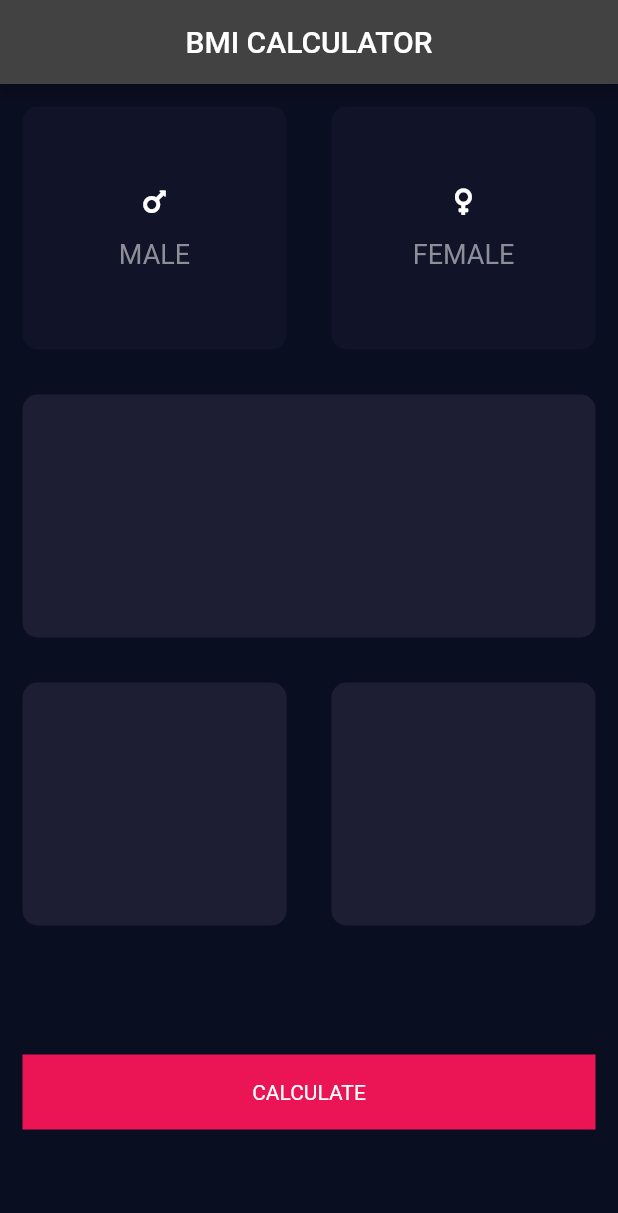
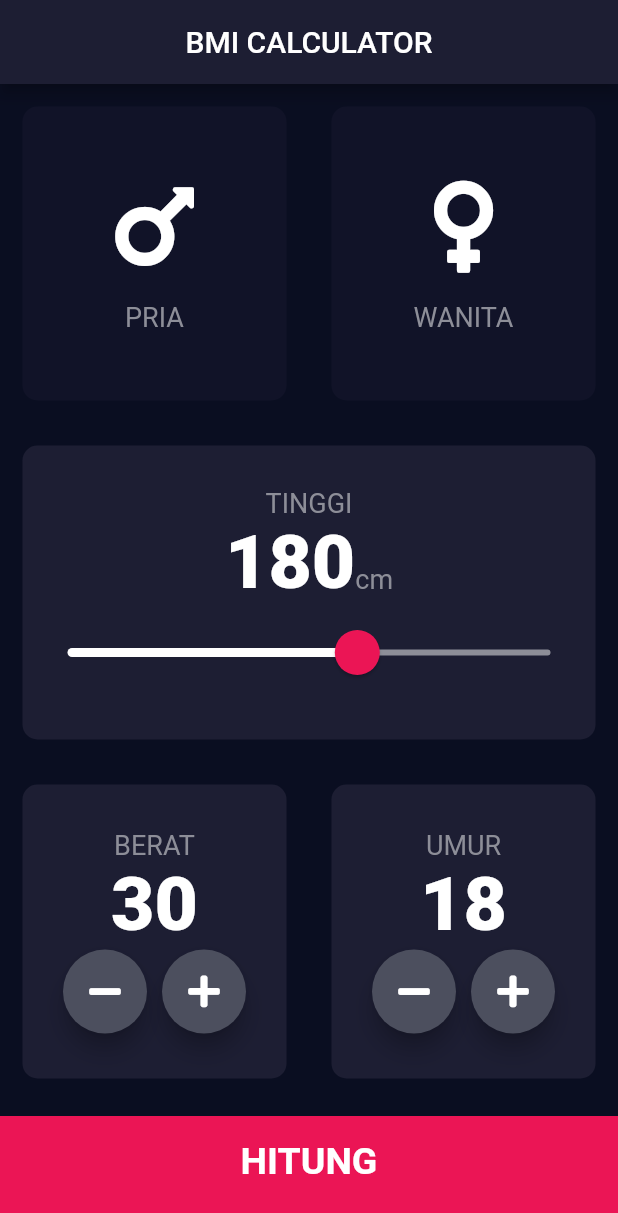
Before and after one commit to chrnnsa/praktikumm_android_o, a Flutter app: the screen it shows after launch, on a phone screen of 412 x 824 dp. Shown: the top 1213 px of the screen. Run offline on Flutter 3.47's test engine with Material 2 defaults, Android fonts, the phone set to English and light mode, and no system bars; our stand-ins replace font_awesome_flutter.

Commit message:
BMI Calculator

```diff
--- /dev/null
+++ b/lib/calculator_brain.dart
@@ -0,0 +1,34 @@
+import 'dart:math';
+
+class CalculatorBrain {
+  CalculatorBrain({this.height, this.weight});
+
+  final int height;
+  final int weight;
+  double _bmi;
+
+  String calculateBMI() {
+    _bmi = weight / pow(height / 100, 2);
+    return _bmi.toStringAsFixed(1);
+  }
+
+  String getResults() {
+    if (_bmi >= 25) {
+      return 'Gemuk';
+    } else if (_bmi > 18.5) {
+      return 'Normal';
+    } else {
+      return 'Kurus';
+    }
+  }
+
+  String getInterpretation() {
+    if (_bmi >= 25) {
+      return 'Anda memiliki berat badan yang lebih tinggi dari normal. Cobalah untuk lebih banyak berolahraga=';
+    } else if (_bmi > 18.5) {
+      return 'Anda memiliki berat badan normal.';
+    } else {
+      return 'Anda memiliki berat badan yang lebih rendah dari normal. Cobalah untuk lebih banyak mengkonsumsi makanan yang bernutrisi';
+    }
+  }
+}
--- /dev/null
+++ b/lib/components/buttom_button.dart
@@ -0,0 +1,31 @@
+import 'package:bmi_calculator_praktikum_o/constant.dart';
+import 'package:flutter/material.dart';
+
+class BottomButton extends StatelessWidget {
+  const BottomButton({Key key, @required this.buttonText, @required this.onTap})
+      : super(key: key);
+
+  final String buttonText;
+  final Function onTap;
+
+  @override
+  Widget build(BuildContext context) {
+    return GestureDetector(
+      onTap: onTap,
+      child: Container(
+          child: Center(
+            child: Text(
+              buttonText,
+              style: kLargeButtonTextStyle,
+            ),
+          ),
+          margin: EdgeInsets.only(top: 10.0),
+          color: kBottomContainerColor,
+          height: kBottomContainerHeight,
+          width: double.infinity,
+          padding: EdgeInsets.only(
+            bottom: 20.0,
+          )),
+    );
+  }
+}
--- a/lib/icon_content.dart
+++ b/lib/components/icon_content.dart
@@ -1,11 +1,9 @@
+import 'package:bmi_calculator_praktikum_o/constant.dart';
 import 'package:flutter/material.dart';
 
 class IconContent extends StatelessWidget {
-  const IconContent({
-    Key? key,
-    required this.icon,
-    required this.label,
-  }) : super(key: key);
+  const IconContent({Key key, @required this.icon, @required this.label})
+      : super(key: key);
 
   final IconData icon;
   final String label;
@@ -17,18 +15,15 @@ class IconContent extends StatelessWidget {
       children: [
         Icon(
           icon,
-          size: 20.0,
+          size: 70.0,
         ),
         SizedBox(
           height: 15.0,
         ),
         Text(
-          label,
-          style: TextStyle(
-            fontSize: 18.0,
-            color: Color(0xFF8D8E98),
-          ),
-        )
+          '$label',
+          style: kLabelStyle,
+        ),
       ],
     );
   }
--- /dev/null
+++ b/lib/components/reusable_widget.dart
@@ -0,0 +1,23 @@
+import 'package:flutter/material.dart';
+
+class ReusableWidget extends StatelessWidget {
+  ReusableWidget({@required this.color, this.cardChild, this.onPress});
+
+  final Color color;
+  final Widget cardChild;
+  final Function onPress;
+
+  @override
+  Widget build(BuildContext context) {
+    return GestureDetector(
+      onTap: onPress,
+      child: Container(
+        child: cardChild,
+        margin: EdgeInsets.all(15.0),
+        decoration: BoxDecoration(
+            color: color, //Color(0xFF1D1E33),
+            borderRadius: BorderRadius.circular(10.0)),
+      ),
+    );
+  }
+}
--- /dev/null
+++ b/lib/components/round_button_icon.dart
@@ -0,0 +1,29 @@
+import 'package:flutter/material.dart';
+
+class RoundButtonIcon extends StatelessWidget {
+  const RoundButtonIcon({
+    Key key,
+    @required this.icon,
+    @required this.onPressed,
+  }) : super(key: key);
+
+  final IconData icon;
+  final Function onPressed;
+
+  @override
+  Widget build(BuildContext context) {
+    return RawMaterialButton(
+      child: Icon(icon),
+      onPressed: () {
+        onPressed();
+      },
+      shape: CircleBorder(),
+      fillColor: Color(0xFF4C4F5E),
+      constraints: BoxConstraints.tightFor(
+        width: 56.0,
+        height: 56.0,
+      ),
+      elevation: 6.0,
+    );
+  }
+}
--- /dev/null
+++ b/lib/constant.dart
@@ -0,0 +1,33 @@
+import 'package:flutter/material.dart';
+
+const kBottomContainerHeight = 80.0;
+const kBottomContainerColor = Color(0xFFEB1555);
+const kActiveCardColor = Color(0xFF1D1E33);
+const kInActiveCardColor = Color(0xFF111328);
+
+const kLabelStyle = TextStyle(
+  fontSize: 18.0,
+  color: Color(0xFF8D8E98),
+);
+
+const kNumberTextStyle = TextStyle(
+  fontSize: 50.0,
+  fontWeight: FontWeight.w900,
+);
+
+const kLargeButtonTextStyle =
+    TextStyle(fontSize: 25.0, fontWeight: FontWeight.bold);
+
+const kTittleTextStyle = TextStyle(fontSize: 50.0, fontWeight: FontWeight.bold);
+
+const kResultTextStyle = TextStyle(
+  color: Color(0xFF24D876),
+  fontWeight: FontWeight.bold,
+  fontSize: 22.0,
+);
+
+const kBMITextStyle = TextStyle(fontSize: 100.0, fontWeight: FontWeight.bold);
+
+const kBodyTextStyle = TextStyle(
+  fontSize: 22.0,
+);
--- a/lib/input_page.dart
+++ /dev/null
@@ -1,128 +0,0 @@
-import 'package:flutter/material.dart';
-import 'package:font_awesome_flutter/font_awesome_flutter.dart';
-import 'reusable_widget.dart';
-import 'icon_content.dart';
-
-const bottomContainerHeight = 50.0;
-const activeCard = Color(0xFF1D1E33);
-const inActiveCardColour = Color(0xFF111328);
-const BottomContainerColor = Color(0xFFEB1555);
-
-enum Gender { male, female }
-
-class InputPage extends StatefulWidget {
-  const InputPage({Key? key}) : super(key: key);
-
-  @override
-  _InputPageState createState() => _InputPageState();
-}
-
-class _InputPageState extends State<InputPage> {
-  Color maleCardColour = inActiveCardColour;
-  Color femaleCardColour = inActiveCardColour;
-
-  //1 = male, 2= female
-  void updateColour(Gender selectedGender) {
-    if (selectedGender == Gender.male) {
-      if (maleCardColour == inActiveCardColour) {
-        maleCardColour = activeCard;
-        femaleCardColour = inActiveCardColour;
-      } else {
-        maleCardColour = inActiveCardColour;
-      }
-    }
-    if (selectedGender == Gender.female) {
-      if (femaleCardColour == inActiveCardColour) {
-        femaleCardColour = activeCard;
-        maleCardColour = inActiveCardColour;
-      } else {
-        femaleCardColour = inActiveCardColour;
-      }
-    }
-  }
-
-  @override
-  Widget build(BuildContext context) {
-    return Scaffold(
-        appBar: AppBar(
-          title: Text('BMI CALCULATOR'),
-          centerTitle: true,
-        ),
-        body: Column(
-          children: [
-            //jenis kelamin
-            Expanded(
-                child: Row(
-              children: [
-                Expanded(
-                  child: Expanded(
-                      child: GestureDetector(
-                    onTap: () {
-                      setState(() {
-                        updateColour(Gender.male);
-                      });
-                    },
-                    child: ReusableWidget(
-                      color: maleCardColour,
-                      cardChild: IconContent(
-                        icon: FontAwesomeIcons.mars,
-                        label: 'MALE',
-                      ),
-                    ),
-                  )),
-                ),
-                Expanded(
-                    child: GestureDetector(
-                  onTap: () {
-                    setState(() {
-                      updateColour(Gender.female);
-                    });
-                  },
-                  child: ReusableWidget(
-                    color: femaleCardColour,
-                    cardChild: IconContent(
-                      icon: FontAwesomeIcons.venus,
-                      label: 'FEMALE',
-                    ),
-                  ),
-                )),
-              ],
-            )),
-            //untuk tinggi badan
-            Expanded(
-                child: Row(
-              children: [
-                Expanded(child: ReusableWidget(color: activeCard)),
-              ],
-            )),
-            //untuk berat dan umur
-            Expanded(
-                child: Row(
-              children: [
-                Expanded(child: ReusableWidget(color: activeCard)),
-                Expanded(child: ReusableWidget(color: activeCard)),
-              ],
-            )),
-
-            //tombol calculate
-
-            Expanded(
-                child: Row(
-              children: [
-                Expanded(
-                    child: Container(
-                  alignment: Alignment.center,
-                  margin: EdgeInsets.all(15.0),
-                  decoration: BoxDecoration(
-                    color: BottomContainerColor,
-                  ),
-                  height: bottomContainerHeight,
-                  width: double.infinity,
-                  child: Text("CALCULATE"),
-                )),
-              ],
-            ))
-          ],
-        ));
-  }
-}
--- a/lib/main.dart
+++ b/lib/main.dart
@@ -1,10 +1,11 @@
+import 'package:bmi_calculator_praktikum_o/screens/result_page.dart';
 import 'package:flutter/material.dart';
-import 'input_page.dart';
+import 'screens/input_page.dart';
 
 void main() => runApp(BMICalculator());
 
 class BMICalculator extends StatelessWidget {
-  const BMICalculator({Key? key}) : super(key: key);
+  const BMICalculator({Key key}) : super(key: key);
 
   @override
   Widget build(BuildContext context) {
@@ -14,6 +15,7 @@ class BMICalculator extends StatelessWidget {
           scaffoldBackgroundColor: Color(0xFF0A0E21)),
       home: InputPage(),
       debugShowCheckedModeBanner: true,
+      routes: {ResultPage.routeName: (context) => ResultPage()},
     );
   }
 }
--- a/lib/reusable_widget.dart
+++ /dev/null
@@ -1,21 +0,0 @@
-import 'package:flutter/material.dart';
-
-class ReusableWidget extends StatelessWidget {
-  ReusableWidget({required this.color, this.cardChild});
-
-  final Color color;
-  final Widget? cardChild;
-
-  @override
-  Widget build(BuildContext context) {
-    return Container(
-      child: cardChild,
-      margin: EdgeInsets.all(15.0),
-      decoration: BoxDecoration(
-          color: color, //Color(0xFF1D1E33),
-          borderRadius: BorderRadius.circular(10.0)),
-      height: 200.0,
-      width: 179.0,
-    );
-  }
-}
--- /dev/null
+++ b/lib/screens/input_page.dart
@@ -0,0 +1,240 @@
+import 'package:bmi_calculator_praktikum_o/calculator_brain.dart';
+import 'package:bmi_calculator_praktikum_o/components/buttom_button.dart';
+import 'package:bmi_calculator_praktikum_o/components/round_button_icon.dart';
+import 'package:bmi_calculator_praktikum_o/constant.dart';
+import 'package:bmi_calculator_praktikum_o/screens/result_page.dart';
+import 'package:flutter/material.dart';
+import 'package:font_awesome_flutter/font_awesome_flutter.dart';
+import '../components/reusable_widget.dart';
+import '../components/icon_content.dart';
+
+enum Gender { male, female }
+
+class InputPage extends StatefulWidget {
+  const InputPage({Key key}) : super(key: key);
+
+  @override
+  _InputPageState createState() => _InputPageState();
+}
+
+class _InputPageState extends State<InputPage> {
+  Gender selectedGender;
+  int height = 180;
+  int weight = 30;
+  int age = 18;
+
+  @override
+  Widget build(BuildContext context) {
+    return Scaffold(
+        appBar: AppBar(
+          backgroundColor: Color(0xFF1D1E33),
+          title: Text('BMI CALCULATOR'),
+          centerTitle: true,
+        ),
+        body: Column(
+          crossAxisAlignment: CrossAxisAlignment.stretch,
+          children: [
+            // untuk pilihan jenis kelamin
+            Expanded(
+                child: Row(
+              children: [
+                Expanded(
+                  child: ReusableWidget(
+                    onPress: () {
+                      setState(() {
+                        selectedGender = Gender.male;
+                      });
+                    },
+                    cardChild: IconContent(
+                      icon: FontAwesomeIcons.mars,
+                      label: 'PRIA',
+                    ),
+                    color: selectedGender == Gender.male
+                        ? kActiveCardColor
+                        : kInActiveCardColor,
+                  ),
+                ),
+                Expanded(
+                  child: ReusableWidget(
+                    onPress: () {
+                      setState(() {
+                        selectedGender = Gender.female;
+                      });
+                    },
+                    cardChild: IconContent(
+                      icon: FontAwesomeIcons.venus,
+                      label: 'WANITA',
+                    ),
+                    color: selectedGender == Gender.female
+                        ? kActiveCardColor
+                        : kInActiveCardColor,
+                  ),
+                ),
+              ],
+            )),
+
+            // Untuk Mengatur Tinggi
+            Expanded(
+              child: ReusableWidget(
+                color: kActiveCardColor,
+                cardChild: Column(
+                  mainAxisAlignment: MainAxisAlignment.center,
+                  children: [
+                    Text(
+                      'TINGGI',
+                      style: kLabelStyle,
+                    ),
+                    Row(
+                      mainAxisAlignment: MainAxisAlignment.center,
+                      crossAxisAlignment: CrossAxisAlignment.baseline,
+                      textBaseline: TextBaseline.alphabetic,
+                      children: [
+                        Text(
+                          height.toString(),
+                          style: kNumberTextStyle,
+                        ),
+                        Text(
+                          'cm',
+                          style: kLabelStyle,
+                        )
+                      ],
+                    ),
+                    SliderTheme(
+                        data: SliderTheme.of(context).copyWith(
+                          activeTrackColor: Colors.white,
+                          inactiveTrackColor: Color(0xFF8D8E98),
+                          thumbColor: Color(0xFFEB1555),
+                          overlayColor: Color(0x29EB1555),
+                          thumbShape:
+                              RoundSliderThumbShape(enabledThumbRadius: 15.0),
+                          overlayShape:
+                              RoundSliderThumbShape(enabledThumbRadius: 30.0),
+                        ),
+                        child: Slider(
+                            value: height.toDouble(),
+                            min: 120.0,
+                            max: 220.0,
+                            onChanged: (double newValue) {
+                              setState(() {
+                                height = newValue.round();
+                              });
+                            }))
+                  ],
+                ),
+              ),
+            ),
+
+            // untuk mengatur berat dan umur
+
+            Expanded(
+                child: Row(
+              children: [
+                Expanded(
+                  child: ReusableWidget(
+                    color: kActiveCardColor,
+                    cardChild: Column(
+                      mainAxisAlignment: MainAxisAlignment.center,
+                      children: [
+                        Text(
+                          'BERAT',
+                          style: kLabelStyle,
+                        ),
+                        Text(
+                          weight.toString(),
+                          style: kNumberTextStyle,
+                        ),
+                        Row(
+                          mainAxisAlignment: MainAxisAlignment.center,
+                          children: [
+                            RoundButtonIcon(
+                              icon: FontAwesomeIcons.minus,
+                              onPressed: () {
+                                setState(() {
+                                  if (weight > 30) weight--;
+                                });
+                              },
+                            ),
+                            SizedBox(
+                              width: 10.0,
+                            ),
+                            RoundButtonIcon(
+                              icon: FontAwesomeIcons.plus,
+                              onPressed: () {
+                                setState(() {
+                                  weight++;
+                                });
+                              },
+                            )
+                          ],
+                        )
+                      ],
+                    ),
+                  ),
+                ),
+                Expanded(
+                  child: ReusableWidget(
+                    color: kActiveCardColor,
+                    cardChild: Column(
+                      mainAxisAlignment: MainAxisAlignment.center,
+                      children: [
+                        Text(
+                          'UMUR',
+                          style: kLabelStyle,
+                        ),
+                        Text(
+                          age.toString(),
+                          style: kNumberTextStyle,
+                        ),
+                        Row(
+                          mainAxisAlignment: MainAxisAlignment.center,
+                          children: [
+                            RoundButtonIcon(
+                              icon: FontAwesomeIcons.minus,
+                              onPressed: () {
+                                setState(() {
+                                  if (age > 1) age--;
+                                });
+                              },
+                            ),
+                            SizedBox(
+                              width: 10.0,
+                            ),
+                            RoundButtonIcon(
+                              icon: FontAwesomeIcons.plus,
+                              onPressed: () {
+                                setState(() {
+                                  age++;
+                                });
+                              },
+                            )
+                          ],
+                        )
+                      ],
+                    ),
+                  ),
+                ),
+              ],
+            )),
+
+            // untuk tombol calculate
+
+            BottomButton(
+              buttonText: 'HITUNG',
+              onTap: () {
+                CalculatorBrain hitung =
+                    CalculatorBrain(height: height, weight: weight);
+                Navigator.pushNamed(
+                  context,
+                  ResultPage.routeName,
+                  arguments: ResultPage(
+                    bmiResult: hitung.calculateBMI(),
+                    resultText: hitung.getResults(),
+                    interpretation: hitung.getInterpretation(),
+                  ),
+                );
+              },
+            )
+          ],
+        ));
+  }
+}
--- a/pubspec.yaml
+++ b/pubspec.yaml
@@ -18,7 +18,7 @@ publish_to: 'none' # Remove this line if you wish to publish to pub.dev
 version: 1.0.0+1
 
 environment:
-  sdk: ">=2.12.0 <3.0.0"
+  sdk: ">=2.7.0 <3.0.0"
 
 # Dependencies specify other packages that your package needs in order to work.
 # To automatically upgrade your package dependencies to the latest versions
```
Also changed, not shown: lib/screens/result_page.dart (added, +79 -0 lines), 1 other file.
